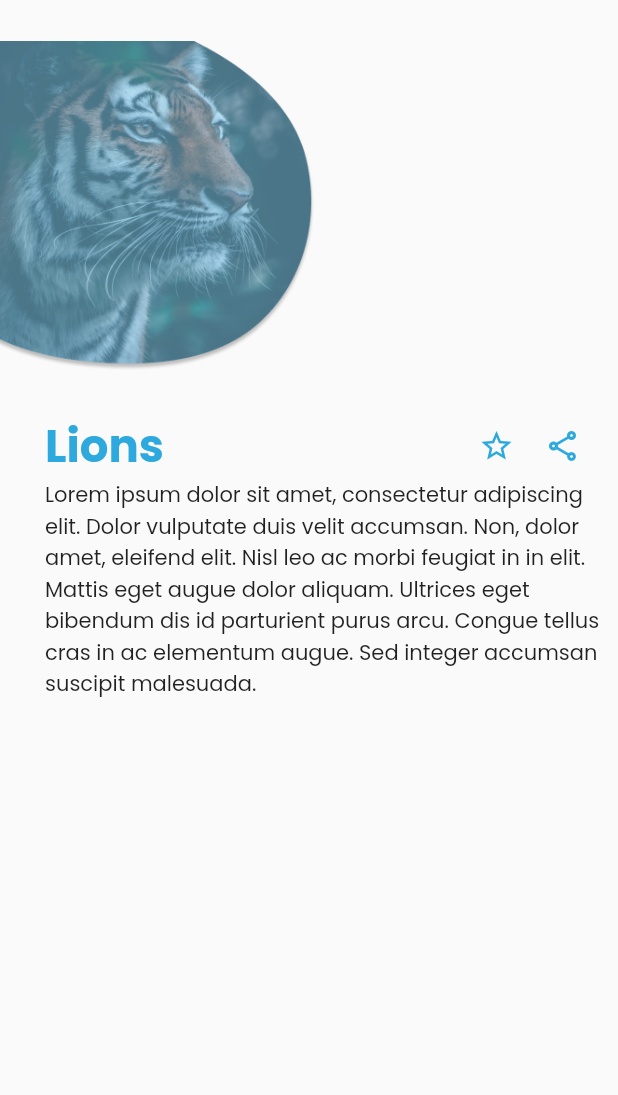
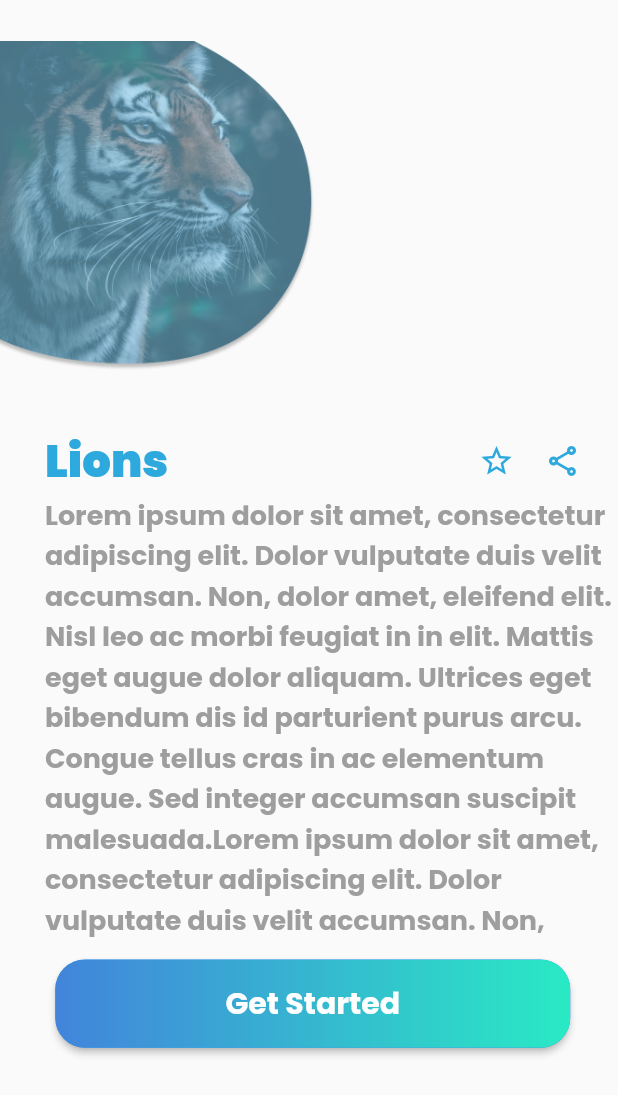
Before and after one commit to yagizdo/Animal-Wiki, a Flutter app: the HomePage screen opened directly, after a tap on "Mammifère", on a phone screen of 412 x 824 dp. Shown: the top 1095 px of the screen. Run offline on Flutter 3.47's test engine with Material 2 defaults, Android fonts, the phone set to English and light mode, and no system bars; our stand-ins replace google_fonts, hexcolor, tab_indicator_styler.

Commit message:
Updated Detail Page

```diff
--- a/lib/Screens/detail_page.dart
+++ b/lib/Screens/detail_page.dart
@@ -13,26 +13,25 @@ class DetailPage extends StatelessWidget {
             children: [
               Expanded(
                   flex: 2,
-                  child: Container(
                   child: Padding(
                     padding: const EdgeInsets.only(right : 202.0,),
                     child: Image.asset('lib/img/tiger2.png'),
-                  ),
                   )
               ),
               Expanded(
                   flex : 4,
-                  child: Container(
                   child: Padding(
                     padding: const EdgeInsets.only(left : 30.0),
                     child: Column(
                       children: [
                         Padding(
                           padding: const EdgeInsets.only(right : 25.0),
+                          child: Padding(
+                            padding: const EdgeInsets.only(top : 10.0),
                             child: Row(
                               mainAxisAlignment: MainAxisAlignment.spaceBetween,
                                 children : [
-                                  Text(title,style: TextStyle(fontSize: 30,color: HexColor('#2DA9DE'),fontWeight: FontWeight.bold)),
+                                  Text(title,style: TextStyle(fontSize: 30,color: HexColor('#2DA9DE'),fontWeight: FontWeight.w900)),
                                   Row(
                                     children: [
                                       Padding(
@@ -45,9 +44,40 @@ class DetailPage extends StatelessWidget {
                                 ]
                             ),
                           ),
-                          Text(desc),
+                        ),
+                        SizedBox(
+                          height: 300,
+                            child: SingleChildScrollView(
+                                scrollDirection: Axis.vertical,
+                                child: Text(desc,style: TextStyle(fontSize: 18,color: Colors.grey[500],fontWeight: FontWeight.bold),)
+                            )
+                        ),
+
+                        Padding(
+                          padding: const EdgeInsets.only(top : 10,right : 25.0),
+                          child: ElevatedButton(
+                            onPressed: () {},
+                            style: ElevatedButton.styleFrom(
+                                padding: EdgeInsets.zero,
+                                shape: RoundedRectangleBorder(
+                                    borderRadius: BorderRadius.circular(20))),
+                            child: Ink(
+                              decoration: BoxDecoration(
+                                  gradient: LinearGradient(colors: [HexColor('#4284DB'), HexColor('#29EAC4')]),
+                                  borderRadius: BorderRadius.circular(20)),
+                              child: Container(
+                                width: MediaQuery.of(context).size.width / 1.2,
+                                height: MediaQuery.of(context).size.height / 14,
+                                alignment: Alignment.center,
+                                child: const Text(
+                                  'Get Started',
+                                  style: TextStyle(fontSize: 20, fontWeight: FontWeight.bold),
+                                ),
+                              ),
+                            ),
+                          ),
+                        ),
                       ],
-                      ),
                     ),
                   )),
             ],
--- a/lib/Widgets/Popular/list_card.dart
+++ b/lib/Widgets/Popular/list_card.dart
@@ -7,7 +7,7 @@ class ListCard extends StatelessWidget {
   ListCard({Key? key,required this.subtitle,required this.imgasset}) : super(key: key);
   String subtitle;
   String imgasset;
-  String desc = 'Lorem ipsum dolor sit amet, consectetur adipiscing elit. Dolor vulputate duis velit accumsan. Non, dolor amet, eleifend elit. Nisl leo ac morbi feugiat in in elit. Mattis eget augue dolor aliquam. Ultrices eget bibendum dis id parturient purus arcu. Congue tellus cras in ac elementum augue. Sed integer accumsan suscipit malesuada.';
+  String desc = 'Lorem ipsum dolor sit amet, consectetur adipiscing elit. Dolor vulputate duis velit accumsan. Non, dolor amet, eleifend elit. Nisl leo ac morbi feugiat in in elit. Mattis eget augue dolor aliquam. Ultrices eget bibendum dis id parturient purus arcu. Congue tellus cras in ac elementum augue. Sed integer accumsan suscipit malesuada.Lorem ipsum dolor sit amet, consectetur adipiscing elit. Dolor vulputate duis velit accumsan. Non, dolor amet, eleifend elit. Nisl leo ac morbi feugiat in in elit. Mattis eget augue dolor aliquam. Ultrices eget bibendum dis id parturient purus arcu. Congue tellus cras in ac elementum augue. Sed integer accumsan suscipit malesuada.';
   @override
   Widget build(BuildContext context) {
     return Padding(
```
Also changed, not shown: 1 other file. Lines whose indentation alone changed are shown as unchanged.
